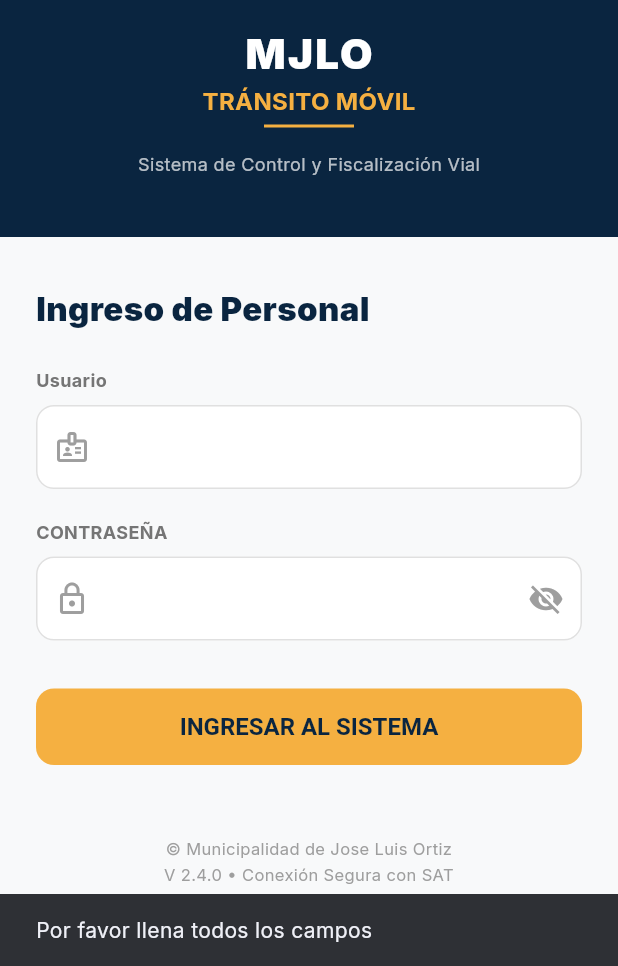
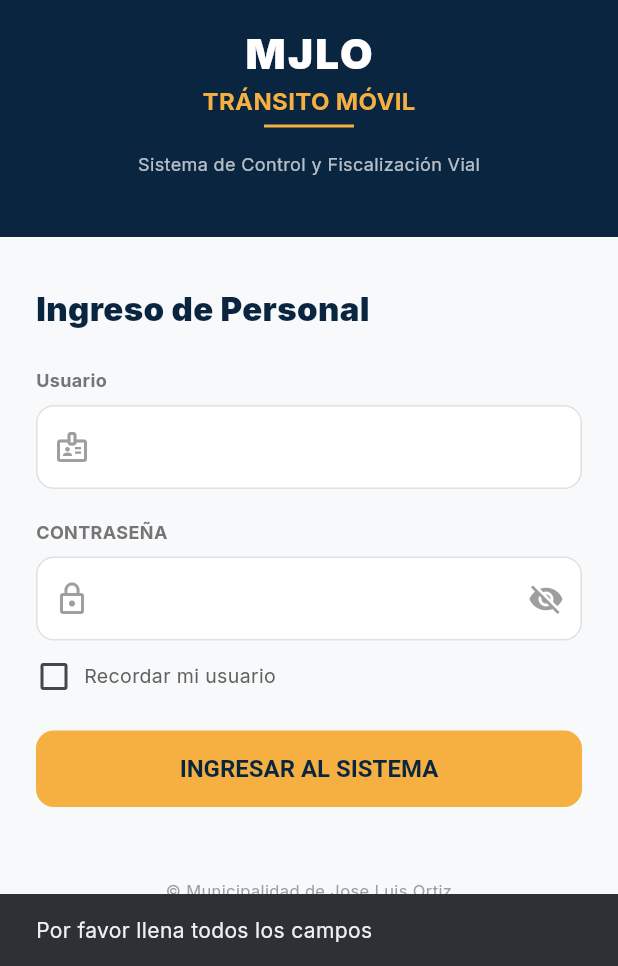
Before and after one commit to ManuelCarrasco28/Sistema-MJLO-Transito, a Flutter app: the screen it shows after launch, after a tap on "INGRESAR AL SISTEMA", on a phone screen of 412 x 824 dp, the part 270-1236 px from its top. Run offline on Flutter 3.47's test engine with Material 3 defaults, Android fonts, the phone set to English and light mode, and no system bars; our stand-ins replace flutter_map, flutter_secure_storage, geocoding, geolocator, google_fonts, image_picker and 3 more; missing offline and left inert: mobile_scanner; network calls fail.

Commit message:
feat: unificar diseño UI de SuperAdmin, eliminar biometría en mobile y optimizar logueo

```diff
--- a/mobile/lib/screens/login_screen.dart
+++ b/mobile/lib/screens/login_screen.dart
@@ -16,8 +16,30 @@ class _LoginScreenState extends State<LoginScreen> {
   final _passwordController = TextEditingController();
   bool _obscurePassword = true;
   bool _isLoading = false;
+  bool _recordarUsuario = false;
+  @override
+  void initState() {
+    super.initState();
+    _checkBiometricSupport();
+  }
+
+  Future<void> _checkBiometricSupport() async {
+    final creds = await ApiService.getSavedCredentials();
+    final hasCreds = creds != null;
+    if (mounted) {
+      setState(() {
+        if (hasCreds) {
+          _usuarioController.text = creds['username']!;
+          _passwordController.text = creds['password']!;
+          _recordarUsuario = true;
+        }
+      });
+    }
+  }
+
 
   Future<void> _signIn() async {
+    ScaffoldMessenger.of(context).clearSnackBars();
     if (_usuarioController.text.isEmpty || _passwordController.text.isEmpty) {
       ScaffoldMessenger.of(context).showSnackBar(
         const SnackBar(content: Text('Por favor llena todos los campos')),
@@ -33,6 +55,15 @@ class _LoginScreenState extends State<LoginScreen> {
         _passwordController.text.trim(),
       );
 
+      if (_recordarUsuario) {
+        await ApiService.saveSavedCredentials(
+          _usuarioController.text.trim(),
+          _passwordController.text.trim(),
+        );
+      } else {
+        await ApiService.clearSavedCredentials();
+      }
+
       if (mounted) {
         Navigator.pushReplacement(
           context,
@@ -41,6 +72,7 @@ class _LoginScreenState extends State<LoginScreen> {
       }
     } catch (error) {
       if (mounted) {
+        ScaffoldMessenger.of(context).clearSnackBars();
         ScaffoldMessenger.of(context).showSnackBar(
           SnackBar(
             content: Text(error.toString().replaceAll('Exception: ', '')),
@@ -195,7 +227,31 @@ class _LoginScreenState extends State<LoginScreen> {
                         ),
                       ),
                     ),
-                    const SizedBox(height: 32),
+                    const SizedBox(height: 12),
+                    Row(
+                      children: [
+                        SizedBox(
+                          height: 24,
+                          width: 24,
+                          child: Checkbox(
+                            value: _recordarUsuario,
+                            onChanged: (val) {
+                              setState(() => _recordarUsuario = val ?? false);
+                            },
+                            activeColor: AppTheme.primaryBlue,
+                          ),
+                        ),
+                        const SizedBox(width: 8),
+                        Text(
+                          'Recordar mi usuario',
+                          style: TextStyle(
+                            fontSize: 13,
+                            color: Colors.grey.shade700,
+                          ),
+                        ),
+                      ],
+                    ),
+                    const SizedBox(height: 24),
 
                     SizedBox(
                       width: double.infinity,
--- a/mobile/lib/services/api_service.dart
+++ b/mobile/lib/services/api_service.dart
@@ -12,10 +12,13 @@ class ApiService {
   // en texto plano.
   static const _secureStorage = FlutterSecureStorage();
   static const _sessionCookieKey = 'session_cookie';
+  static const _savedUsernameKey = 'saved_username';
+  static const _savedPasswordKey = 'saved_password';
+
   // Configuración de URL del Backend:
   // 1. Emulador Android local: 10.0.2.2 apunta a tu PC.
   // 2. Celular físico / Wi-Fi: ejecutar con --dart-define=API_URL=http://IP_DE_TU_PC:8080/api
-  static const String _defaultUrl = 'http://192.168.101.47:8080/api'; // Cambiado a IP actual
+  static const String _defaultUrl = 'http://10.216.7.109:8080/api'; // Cambiado a IP actual
   static const String _configuredUrl = String.fromEnvironment('API_URL', defaultValue: _defaultUrl);
 
   static const String baseUrl = kIsWeb
@@ -23,6 +26,27 @@ class ApiService {
       : _configuredUrl;
   static String get fileBaseUrl => baseUrl.replaceAll(RegExp(r'/api/?$'), '');
   static const Duration _requestTimeout = Duration(seconds: 20);
+
+  // --- MÉTODOS DE CREDENCIALES GUARDADAS (BIOMETRÍA) ---
+  static Future<void> saveSavedCredentials(String username, String password) async {
+    await _secureStorage.write(key: _savedUsernameKey, value: username);
+    await _secureStorage.write(key: _savedPasswordKey, value: password);
+  }
+
+  static Future<Map<String, String>?> getSavedCredentials() async {
+    final username = await _secureStorage.read(key: _savedUsernameKey);
+    final password = await _secureStorage.read(key: _savedPasswordKey);
+    if (username != null && password != null && username.isNotEmpty) {
+      return {'username': username, 'password': password};
+    }
+    return null;
+  }
+
+  static Future<void> clearSavedCredentials() async {
+    await _secureStorage.delete(key: _savedUsernameKey);
+    await _secureStorage.delete(key: _savedPasswordKey);
+  }
+  // ----------------------------------------------------
 
   static Future<Map<String, String>> _getHeaders({bool isJson = true}) async {
     final cookie = await _secureStorage.read(key: _sessionCookieKey);
@@ -74,6 +98,7 @@ class ApiService {
         await prefs.setInt('id_persona', parsedId);
         await prefs.setString('nombres', data['data']['nombres']);
         await prefs.setString('apellidos', data['data']['apellidos']);
+        await prefs.setString('usuario', username);
         return data;
       }
     }
--- a/mobile/pubspec.yaml
+++ b/mobile/pubspec.yaml
@@ -48,7 +48,6 @@ dependencies:
   geocoding: ^5.0.0
   flutter_localizations:
     sdk: flutter
-
 dev_dependencies:
   flutter_test:
     sdk: flutter
```
Also changed, not shown: mobile/lib/screens/home_screen.dart (+10 -0 lines), mobile/lib/screens/settings_screen.dart (added, +119 -0 lines), 5 other files.
